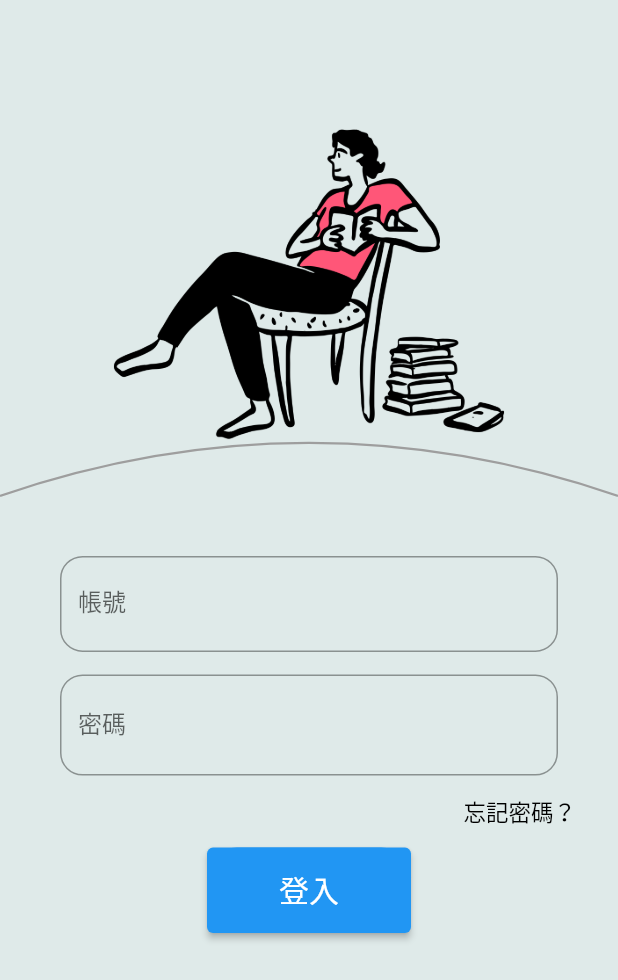
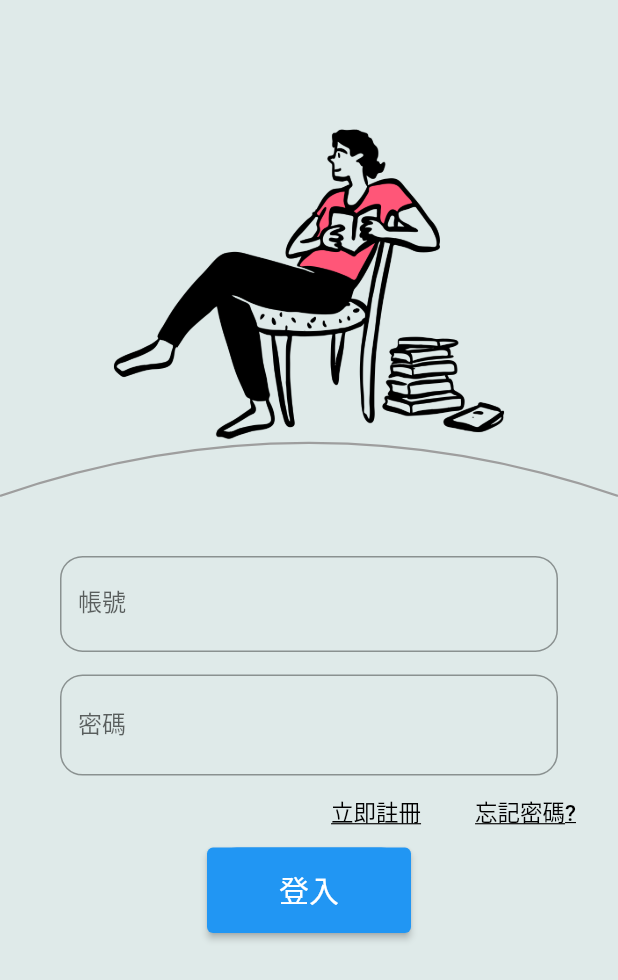
Before and after one commit to sixkwnp/NCU_Reservation_APP, a Flutter app: the screen it shows after launch, on a phone screen of 412 x 824 dp. Shown: the top 980 px of the screen. Run offline on Flutter 3.47's test engine with Material 2 defaults, Android fonts, the phone set to English and light mode, and no system bars.

Commit message:
[Add] Add Register Button (function not done).

```diff
--- a/lib/page/loginPage.dart
+++ b/lib/page/loginPage.dart
@@ -100,6 +100,9 @@ class _loginPageState extends State<loginPage> {
                 ),
               ),
             ),
+            Row(
+              mainAxisAlignment: MainAxisAlignment.end,
+              children: [
                 Container(
                   alignment: Alignment.centerRight,
                   padding: const EdgeInsets.only(
@@ -116,10 +119,41 @@ class _loginPageState extends State<loginPage> {
                       ),
                     },
                     child: const Text(
-                  "忘記密碼？",
-                  style: TextStyle(color: Colors.black, fontSize: 15),
+                      "立即註冊",
+                      style: TextStyle(
+                        color: Colors.black,
+                        fontSize: 15,
+                        decoration: TextDecoration.underline,
                       ),
                     ),
+                  ),
+                ),
+                Container(
+                  alignment: Alignment.centerRight,
+                  padding: const EdgeInsets.only(
+                    right: 20.0,
+                  ),
+                  child: TextButton(
+                    onPressed: () => {
+                      showDialog(
+                        context: context,
+                        builder: (context) => const AlertDialog(
+                          title: Text("很抱歉"),
+                          content: Text("此功能尚未實裝...，敬請期待"),
+                        ),
+                      ),
+                    },
+                    child: const Text(
+                      "忘記密碼?",
+                      style: TextStyle(
+                        color: Colors.black,
+                        fontSize: 15,
+                        decoration: TextDecoration.underline,
+                      ),
+                    ),
+                  ),
+                ),
+              ],
             ),
             Container(
               height: 57,
```
Lines whose indentation alone changed are shown as unchanged.
